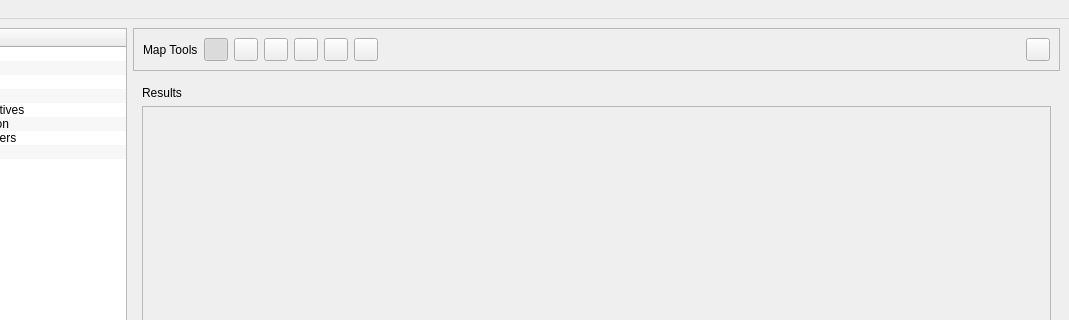
First picture: the form in irs/src/gui/wfipsmainwindow.ui, repository firelab/wfips, before the edit; both pictures show x 138 to 1207 and y 0 to 320 of the 1207 by 806 pixel window.
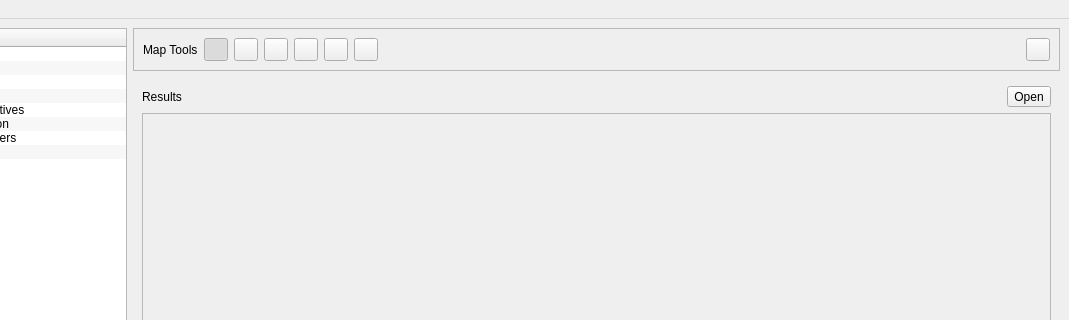
Second picture: the form after the edit. The open tabs and pages were chosen to show the change.

Commit message: add open results widget

Patch:
```diff
--- a/irs/src/gui/wfipsmainwindow.ui
+++ b/irs/src/gui/wfipsmainwindow.ui
@@ -2355,11 +2355,22 @@
         <widget class="QWidget" name="page_4">
          <layout class="QVBoxLayout" name="verticalLayout_7">
           <item>
+           <layout class="QHBoxLayout" name="horizontalLayout_33">
+            <item>
            <widget class="QLabel" name="label_5">
             <property name="text">
              <string>Results</string>
             </property>
            </widget>
+            </item>
+            <item>
+             <widget class="QToolButton" name="openResultsButton">
+              <property name="text">
+               <string>Open</string>
+              </property>
+             </widget>
+            </item>
+           </layout>
           </item>
           <item>
            <widget class="QFrame" name="resultsMapFrame">
```
Left out of the diff: 2 changed lines with no effect on the pictures. Lines whose indentation alone changed are shown as unchanged. The commit also changes 2 other files.
